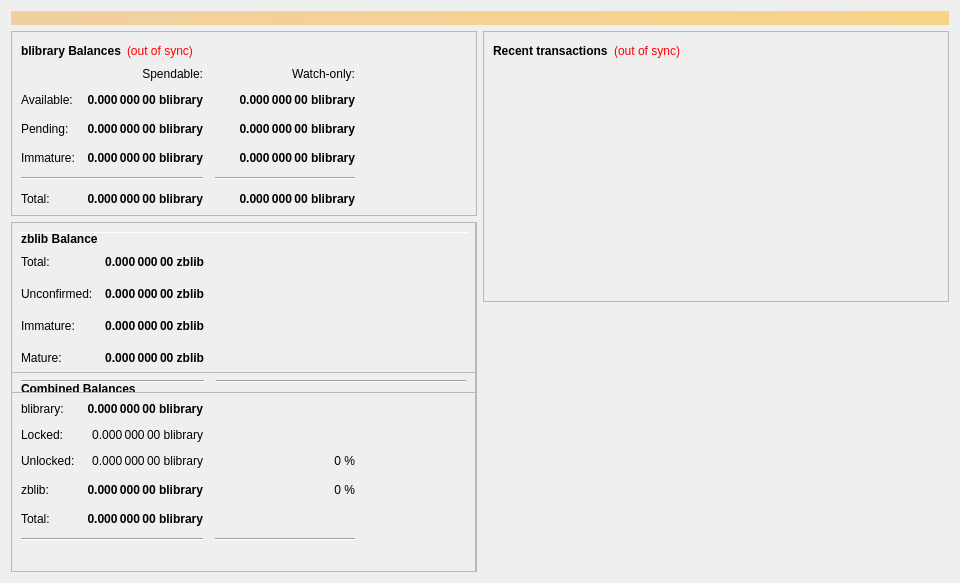
This is src/qt/forms/overviewpage.ui in blockchain-library/BLibraryCore as Qt 5 draws it before an edit. The edited form follows.
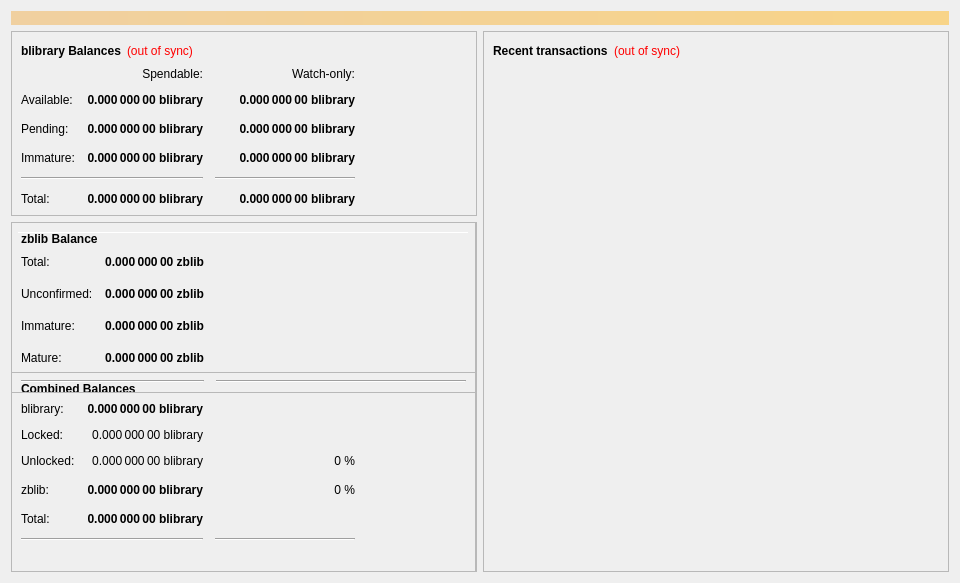
This is the edited form.

The edit to the form file:
```diff
--- a/src/qt/forms/overviewpage.ui
+++ b/src/qt/forms/overviewpage.ui
@@ -1500,22 +1500,6 @@
          </layout>
         </widget>
        </item>
-       <item>
-        <spacer name="verticalSpacer_2">
-         <property name="orientation">
-          <enum>Qt::Vertical</enum>
-         </property>
-         <property name="sizeType">
-          <enum>QSizePolicy::Expanding</enum>
-         </property>
-         <property name="sizeHint" stdset="0">
-          <size>
-           <width>20</width>
-           <height>40</height>
-          </size>
-         </property>
-        </spacer>
-       </item>
       </layout>
      </item>
     </layout>
```
